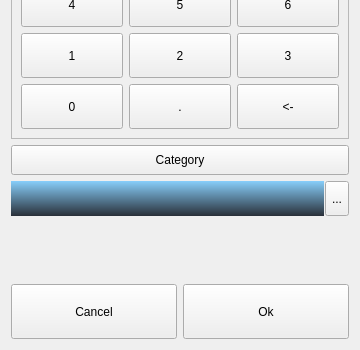
Above: src/dlgsettime.ui from ic005k/Knot-Legacy before the change; both pictures show x 0 to 360 and y 375 to 725 of the 360 by 725 pixel window. Below: the same form after it.
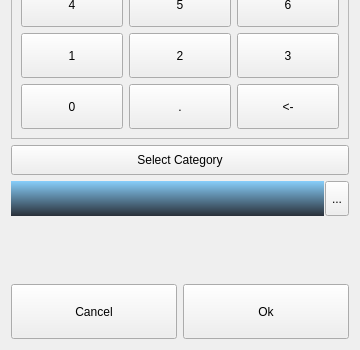
That is the form after the change. Icons and pictures are not drawn.

Commit message: Adjusted some details

```diff
--- a/src/dlgsettime.ui
+++ b/src/dlgsettime.ui
@@ -465,7 +465,7 @@
       </size>
      </property>
      <property name="text">
-      <string>Category</string>
+      <string>Select Category</string>
      </property>
     </widget>
    </item>
```
The commit also changes 2 other files.
